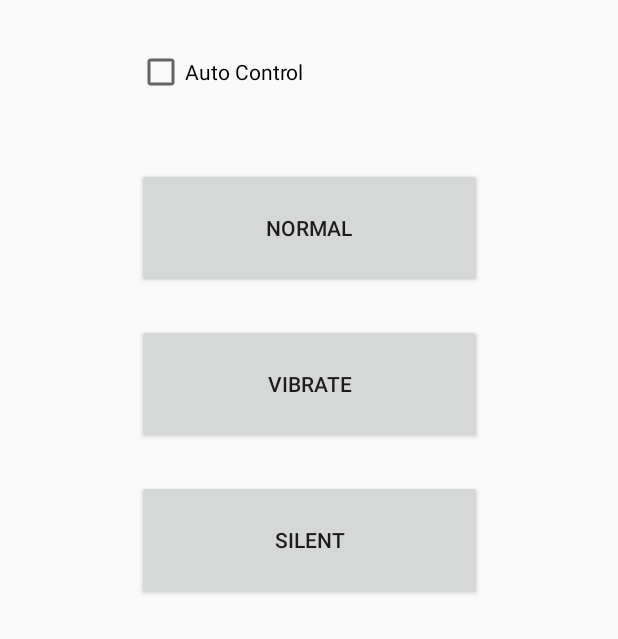
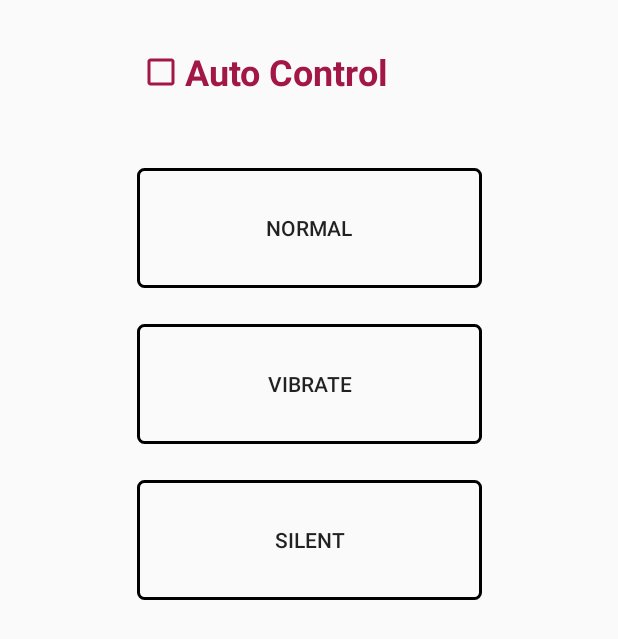
Before and after one commit to sodrulamin/RingModeController, an Android app: the layout home_tab.xml on its own in the app's theme, with its tools: preview values and no code run, on a phone screen of 412 x 824 dp. Shown: the top 639 px of the screen. Run offline under Robolectric (Android 15) with nearby library versions, the phone set to English and light mode, and no system bars.

Commit message:
button style 1

```diff
--- a/app/src/main/java/com/example/sodrulaminshaon/ringmodecontroller/SilentTab.java
+++ b/app/src/main/java/com/example/sodrulaminshaon/ringmodecontroller/SilentTab.java
@@ -36,7 +36,6 @@ public class SilentTab extends Fragment {
     //public static ArrayList<String> wifiList;
     public static SearchView searchView;
     public static ListView lv;
-    public static ArrayAdapter<String> addap;
     public static ImageButton addWifi;
     //public static String popupInput;
     CustomAdapter  adapter;
@@ -54,7 +53,7 @@ public class SilentTab extends Fragment {
 
 
         backGround.setBackgroundColor(Color.CYAN);
-        backGround.setBackground(getResources().getDrawable(R.drawable.background2));
+        backGround.setBackground(getResources().getDrawable(R.drawable.background12));
         /*wifiList.clear();
         wifiList.add("a2");
         wifiList.add("test1");
@@ -82,7 +81,6 @@ public class SilentTab extends Fragment {
 
             @Override
             public boolean onQueryTextChange(String s) {
-                addap.getFilter().filter(s);
                 adapter.getFilter().filter(s);
                 return false;
             }
--- a/app/src/main/java/com/example/sodrulaminshaon/ringmodecontroller/VibrationTab.java
+++ b/app/src/main/java/com/example/sodrulaminshaon/ringmodecontroller/VibrationTab.java
@@ -48,7 +48,7 @@ public class VibrationTab extends Fragment {
         addWifi = rootView.findViewById(R.id.add);
 
         backGround.setBackgroundColor(Color.CYAN);
-        backGround.setBackground(getResources().getDrawable(R.drawable.background2));
+        backGround.setBackground(getResources().getDrawable(R.drawable.background12));
         //Set<String> wifiList = MainActivity.getWifiList(Constants.VIBRATION_LIST);
 
         /*wifiList.clear();
--- /dev/null
+++ b/app/src/main/res/drawable/temporary_back.xml
@@ -0,0 +1,8 @@
+<?xml version="1.0" encoding="utf-8"?>
+<shape android:shape="rectangle"
+    xmlns:android="http://schemas.android.com/apk/res/android">
+    <solid android:color="#01FFFFFF"></solid>
+    <corners android:radius="4dp"></corners>
+    <stroke android:color="@color/black"
+        android:width="2dp"></stroke>
+</shape>
--- a/app/src/main/res/layout/home_tab.xml
+++ b/app/src/main/res/layout/home_tab.xml
@@ -20,6 +20,7 @@
         android:layout_marginStart="8dp"
         android:layout_marginTop="24dp"
         android:text="normal"
+        android:background="@drawable/temporary_back"
         app:layout_constraintEnd_toEndOf="parent"
         app:layout_constraintStart_toStartOf="parent"
         app:layout_constraintTop_toBottomOf="@+id/checkbox" />
@@ -37,6 +38,7 @@
         android:layout_marginStart="8dp"
         android:layout_marginTop="24dp"
         android:text="vibrate"
+        android:background="@drawable/temporary_back"
         app:layout_constraintEnd_toEndOf="parent"
         app:layout_constraintStart_toStartOf="parent"
         app:layout_constraintTop_toBottomOf="@+id/normal" />
@@ -52,6 +54,7 @@
         android:layout_marginStart="8dp"
         android:layout_marginTop="24dp"
         android:text="silent"
+        android:background="@drawable/temporary_back"
         app:layout_constraintBottom_toBottomOf="parent"
         app:layout_constraintEnd_toEndOf="parent"
         app:layout_constraintStart_toStartOf="parent"
@@ -66,7 +69,13 @@
         android:layout_marginEnd="8dp"
         android:layout_marginStart="8dp"
         android:layout_marginTop="8dp"
+        android:width="@dimen/appbar_padding_top"
         android:text="Auto Control"
+        android:textColor="@color/colorAccent"
+        android:theme="@style/CheckboxStyle"
+        android:textSize="24sp"
+        android:textStyle="bold"
+        android:visibility="visible"
         app:layout_constraintEnd_toEndOf="parent"
         app:layout_constraintStart_toStartOf="parent"
         app:layout_constraintTop_toTopOf="parent" />
--- a/app/src/main/res/layout/simple_list_item.xml
+++ b/app/src/main/res/layout/simple_list_item.xml
@@ -19,7 +19,8 @@
         android:minHeight="40dp"
         android:paddingLeft="10dp"
         android:paddingRight="10dp"
-        android:textAppearance="?android:attr/textAppearanceLarge"/>
+        android:textAppearance="?android:attr/textAppearanceLarge"
+        android:textColor="#1ac136" />
 
     <ImageButton
         android:id="@+id/delete"
--- a/app/src/main/res/values/colors.xml
+++ b/app/src/main/res/values/colors.xml
@@ -2,5 +2,11 @@
 <resources>
     <color name="colorPrimary">#3F51B5</color>
     <color name="colorPrimaryDark">#303F9F</color>
-    <color name="colorAccent">#FF4081</color>
+    <color name="colorAccent">#a21746</color>
+    <color name="green_temp">#23A96E</color>
+    <color name="green_dark">#159204</color>
+    <color name="bright_green">#02D8B0</color>
+    <color name="button_green">#10a54a</color>
+    <color name="black">#000000</color>
+    <color name="ashblack">#01FFFFFF</color>
 </resources>
--- a/app/src/main/res/values/styles.xml
+++ b/app/src/main/res/values/styles.xml
@@ -16,5 +16,10 @@
     <style name="AppTheme.AppBarOverlay" parent="ThemeOverlay.AppCompat.Dark.ActionBar" />
 
     <style name="AppTheme.PopupOverlay" parent="ThemeOverlay.AppCompat.Light" />
+    <style name="CheckboxStyle" parent="AppTheme">
+        <item name="colorAccent">@color/colorAccent</item>  // for checked
+        <item name="android:textColorSecondary">@color/colorAccent</item>  // for unchecked
+    </style>
+
 
 </resources>
```
Also changed, not shown: app/src/main/java/com/example/sodrulaminshaon/ringmodecontroller/HomeTab.java (+12 -8 lines), app/src/main/java/com/example/sodrulaminshaon/ringmodecontroller/MyService.java (+18 -8 lines), app/src/main/res/drawable/button_selector.xml (added, +26 -0 lines), app/src/main/res/drawable/background11.jpg (added), app/src/main/res/drawable/background12.jpg (added), app/src/main/res/drawable/background13.jpg (added).
